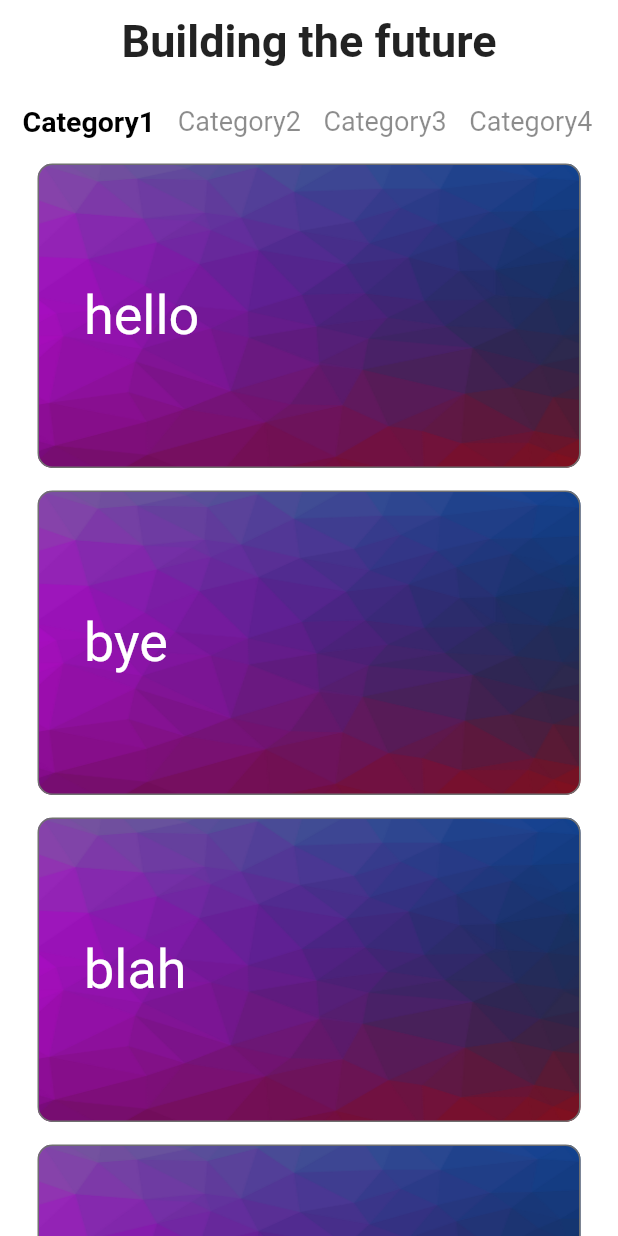
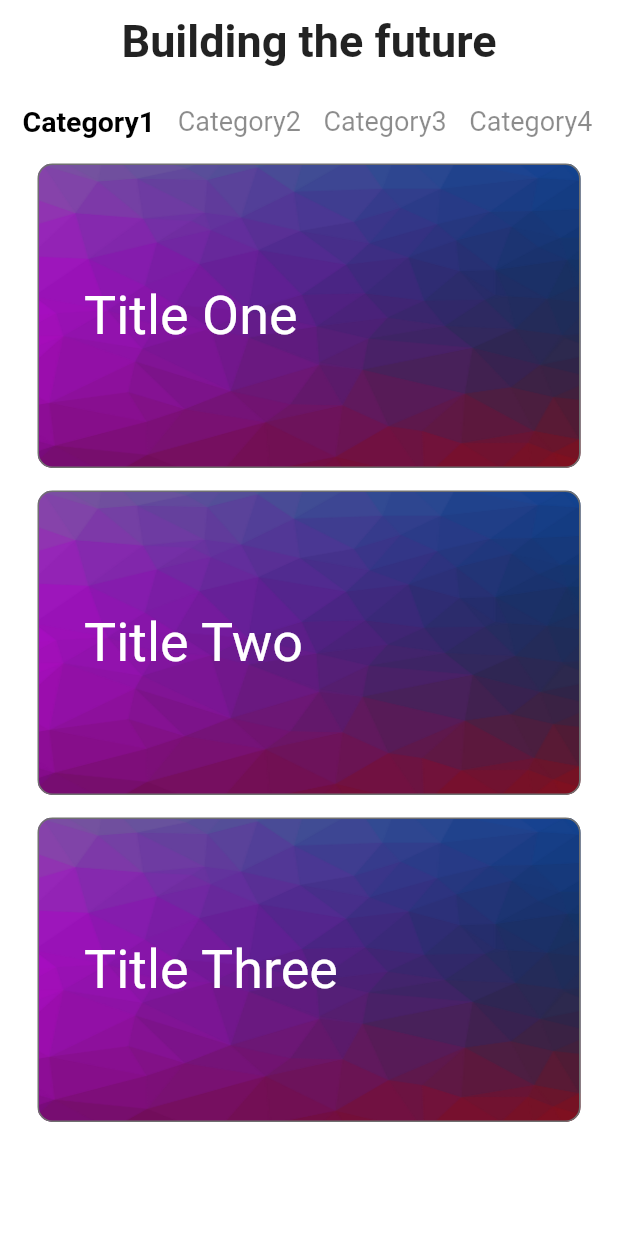
Before and after one commit to betaoverflow/donna, a Flutter app: the HomePage widget shown alone on an empty page, opened directly, on a phone screen of 412 x 824 dp. Run offline on Flutter 3.47's test engine with Material 2 defaults, Android fonts, the phone set to English and light mode, and no system bars; our stand-ins replace animated_theme_switcher, bubble_bottom_bar, firebase_auth, firebase_core, flutter_tts; accounts and stored records are empty; network calls fail.

Commit message:
Feat: Dynamic voice cards added

```diff
--- a/lib/model/buttons.dart
+++ b/lib/model/cardModel.dart
@@ -1,25 +1,25 @@
-class ButtonModel {
+class CardModel {
   final image;
   final title;
   final category;
 
-  ButtonModel({this.image, this.title, this.category});
+  CardModel({this.image, this.title, this.category});
 }
 
-List<ButtonModel> buttonContent = [
-  ButtonModel(
+List<CardModel> cardContent = [
+  CardModel(
       title: 'Title One',
       image:
           'https://cdn.dribbble.com/users/623359/screenshots/13670617/media/b020cb592153c999817dca341de2d782.png',
       category:
           "Category1"),
-  ButtonModel(
+  CardModel(
       title: 'Title Two',
       image:
           'https://cdn.dribbble.com/users/623359/screenshots/13670602/media/0f15bc59541b4176455d502adc1f2cb2.png',
       category:
           "Category2"),
-  ButtonModel(
+  CardModel(
       title: 'Title Three',
       image:
           'https://cdn.dribbble.com/users/623359/screenshots/14149713/media/0f162f3f291fa31fc734534b408d73a8.png',
--- a/lib/screens/homePage.dart
+++ b/lib/screens/homePage.dart
@@ -1,8 +1,7 @@
 import 'package:donna/widgets/card.dart';
 import 'package:flutter/material.dart';
 import 'package:donna/model/categories.dart';
-
-List<String> subtitleArr = ["hello","bye","blah","bluh","zexxedce"];
+import 'package:donna/model/cardModel.dart';
 
 class HomePage extends StatefulWidget {
   const HomePage({Key? key}) : super(key: key);
@@ -92,9 +91,9 @@ class _HomePageState extends State<HomePage>
               controller: _tabController,
               children: List.generate(categories.length, (index) {
                 return ListView.builder(
-                  itemCount: subtitleArr.length,
+                  itemCount: cardContent.length,
                   itemBuilder: (context, index) {
-                    return VoiceCard(subtitle: subtitleArr[index],content: subtitleArr[index],);
+                    return VoiceCard(subtitle: cardContent[index].title,content: cardContent[index].category,);
                   },
                   padding: EdgeInsets.symmetric(horizontal: 25),
                 );
--- a/lib/widgets/card.dart
+++ b/lib/widgets/card.dart
@@ -1,6 +1,5 @@
 import 'package:flutter/material.dart';
 import 'package:flutter_tts/flutter_tts.dart';
-import 'package:donna/model/buttons.dart';
 
 class VoiceCard extends StatelessWidget {
   final FlutterTts flutterTts =FlutterTts();
@@ -14,7 +13,7 @@ class VoiceCard extends StatelessWidget {
   @override
   Widget build(BuildContext context) {
     speak() async{
-      // await flutterTts.setVoice({"name": "Karen", "locale": "en-AU"});
+      await flutterTts.setVoice({"name": "Karen", "locale": "en-AU"});
       await flutterTts.speak(content);
     }
     return Padding(
```
